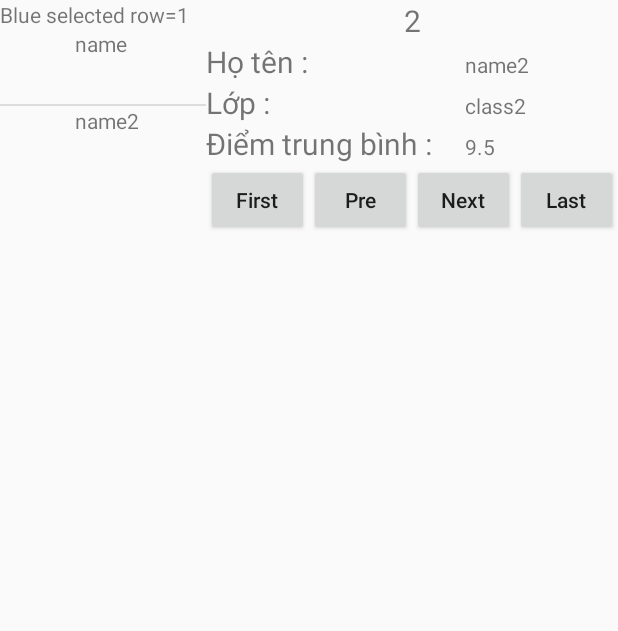
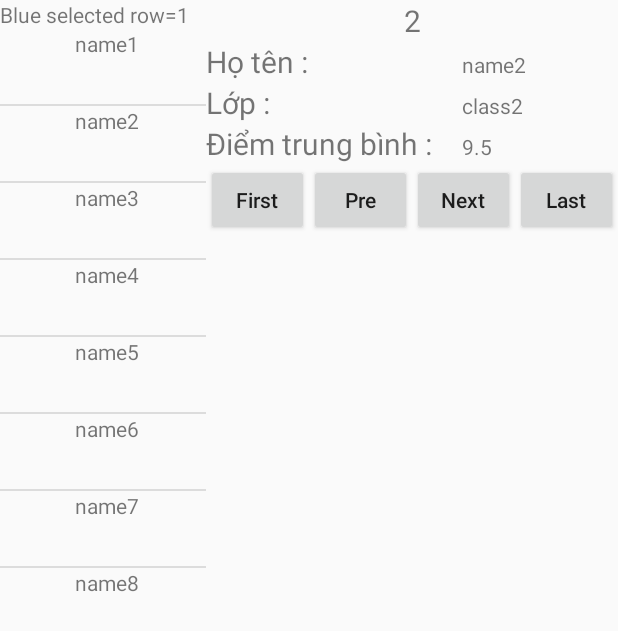
Before and after one commit to nguyenhuynhminhthuan265/BT_Fragment, an Android app: the screen it shows after launch (MainActivity), after a tap on "name2", on a phone screen of 412 x 824 dp. Shown: the top 631 px of the screen. Run offline under Robolectric (Android 15) with nearby library versions, the phone set to English and light mode, and no system bars; 1 other tap on this screen came first.

Commit message:
commit thuan button

```diff
--- a/app/src/main/java/com/example/bt_fragment/FragmentBlue.java
+++ b/app/src/main/java/com/example/bt_fragment/FragmentBlue.java
@@ -23,13 +23,25 @@ public class FragmentBlue extends Fragment {
     String message = "";
     // data to fill-up the ListView
     ArrayList<Student> students = new ArrayList<Student>();
-    Student stu1 = new Student("1","name","class", 9.5f,1);
+    Student stu1 = new Student("1","name1","class", 9.5f,1);
     Student stu2 = new Student("2","name2","class2", 9.5f,2);
+    Student stu3 = new Student("3","name3","class", 9.5f,1);
+    Student stu4 = new Student("4","name4","class2", 9.5f,2);
+    Student stu5 = new Student("5","name5","class", 9.5f,1);
+    Student stu6 = new Student("6","name6","class2", 9.5f,2);
+    Student stu7 = new Student("7","name7","class", 9.5f,1);
+    Student stu8 = new Student("8","name8","class2", 9.5f,2);
 
     public FragmentBlue() {
         main = null;
         students.add(stu1);
         students.add(stu2);
+        students.add(stu3);
+        students.add(stu4);
+        students.add(stu5);
+        students.add(stu6);
+        students.add(stu7);
+        students.add(stu8);
     }
 
     // convenient constructor(accept arguments, copy them to a bundle, binds bundle to fragment)
@@ -72,7 +84,7 @@ public class FragmentBlue extends Fragment {
             @Override
             public void onItemClick(AdapterView<?> parent, View v, int position, long id) {
 
-                main.onMsgFromFragToMain("BLUE-FRAG", students.get(position));
+                main.onMsgFromFragToMain("BLUE-FRAG", students, position);
                 txtBlue.setText("Blue selected row=" + position);
             }
         });
--- a/app/src/main/java/com/example/bt_fragment/FragmentCallback.java
+++ b/app/src/main/java/com/example/bt_fragment/FragmentCallback.java
@@ -1,5 +1,7 @@
 package com.example.bt_fragment;
 
+import java.util.List;
+
 public interface FragmentCallback {
-    public void onMsgFromMainToFragment(Student student);
+    public void onMsgFromMainToFragment(List<Student> students, int position);
 }
--- a/app/src/main/java/com/example/bt_fragment/FragmentRed.java
+++ b/app/src/main/java/com/example/bt_fragment/FragmentRed.java
@@ -11,7 +11,7 @@ import android.widget.LinearLayout;
 import android.widget.TextView;
 
 import java.util.Date;
-
+import java.util.List;
 
 
 public class FragmentRed extends Fragment implements FragmentCallback {
@@ -65,24 +65,79 @@ public class FragmentRed extends Fragment implements FragmentCallback {
         btnNext = (Button) view_layout_red.findViewById(R.id.btnNext);
         btnPre = (Button) view_layout_red.findViewById(R.id.btnPrev);
         btnLast = (Button) view_layout_red.findViewById(R.id.btnLast);
-        btnFirst.setOnClickListener(new View.OnClickListener() {
-            @Override
-            public void onClick(View v) {
-                String redMessage = "Red clock:\n" + new Date().toString();
-                maSo.setText(redMessage);
-                //main.onMsgFromFragToMain("RED-FRAG", redMessage);
-            }
-        });
+
         return view_layout_red;
 
     }
     @Override
-    public void onMsgFromMainToFragment(Student student) {
+    public void onMsgFromMainToFragment(final List<Student> students, final int position) {
 // receiving a message from MainActivity (it may happen at any point in time)
         //txtMaSo.setText("THIS MESSAGE COMES FROM MAIN:" + strValue);
-        maSo.setText(student.get_id());
-        hoTen.setText(student.get_name());
-        lop.setText(student.get_class());
-        diem.setText(String.valueOf(student.get_grade()));
+        maSo.setText(students.get(position).get_id());
+        hoTen.setText(students.get(position).get_name());
+        lop.setText(students.get(position).get_class());
+        diem.setText(String.valueOf(students.get(position).get_grade()));
+        final int size = students.size() - 1;
+        btnFirst.setOnClickListener(new View.OnClickListener() {
+            @Override
+            public void onClick(View v) {
+               // String redMessage = "Red clock:\n" + new Date().toString();
+                //maSo.setText(redMessage);
+                //main.onMsgFromFragToMain("RED-FRAG", redMessage);
+                maSo.setText(students.get(0).get_id());
+                hoTen.setText(students.get(0).get_name());
+                lop.setText(students.get(0).get_class());
+                diem.setText(String.valueOf(students.get(0).get_grade()));
+                onMsgFromMainToFragment(students, 0);
+
+            }
+        });
+        btnLast.setOnClickListener(new View.OnClickListener() {
+            @Override
+            public void onClick(View v) {
+                // String redMessage = "Red clock:\n" + new Date().toString();
+                //maSo.setText(redMessage);
+                //main.onMsgFromFragToMain("RED-FRAG", redMessage);
+                maSo.setText(students.get(size).get_id());
+                hoTen.setText(students.get(size).get_name());
+                lop.setText(students.get(size).get_class());
+                diem.setText(String.valueOf(students.get(size).get_grade()));
+                onMsgFromMainToFragment(students, size);
+
+            }
+        });
+        btnPre.setOnClickListener(new View.OnClickListener() {
+            @Override
+            public void onClick(View v) {
+                // String redMessage = "Red clock:\n" + new Date().toString();
+                //maSo.setText(redMessage);
+                //main.onMsgFromFragToMain("RED-FRAG", redMessage);
+//                maSo.setText(students.get(position-1).get_id());
+//                hoTen.setText(students.get(position-1).get_name());
+//                lop.setText(students.get(position-1).get_class());
+//                diem.setText(String.valueOf(students.get(position-1).get_grade()));
+                if (position>0){
+                    onMsgFromMainToFragment(students, position-1);
+                }
+
+            }
+        });
+
+        btnNext.setOnClickListener(new View.OnClickListener() {
+            @Override
+            public void onClick(View v) {
+                // String redMessage = "Red clock:\n" + new Date().toString();
+                //maSo.setText(redMessage);
+                //main.onMsgFromFragToMain("RED-FRAG", redMessage);
+//                maSo.setText(students.get(position+1).get_id());
+//                hoTen.setText(students.get(position+1).get_name());
+//                lop.setText(students.get(position+1).get_class());
+//                diem.setText(String.valueOf(students.get(position+1).get_grade()));
+                if (position<size){
+                    onMsgFromMainToFragment(students, position+1);
+                }
+
+            }
+        });
     }
 }
--- a/app/src/main/java/com/example/bt_fragment/MainActivity.java
+++ b/app/src/main/java/com/example/bt_fragment/MainActivity.java
@@ -6,6 +6,8 @@ import android.app.FragmentTransaction;
 import android.os.Bundle;
 import android.util.Log;
 import android.widget.Toast;
+
+import java.util.List;
 
 public class MainActivity extends Activity implements MainCallbacks {
     FragmentTransaction ft;
@@ -30,10 +32,10 @@ public class MainActivity extends Activity implements MainCallbacks {
 
 
     @Override
-    public void onMsgFromFragToMain(String sender,Student student) {
+    public void onMsgFromFragToMain(String sender, List<Student> students, int position) {
         // show message arriving to MainActivity
         Toast.makeText(getApplication(),
-                student.toString(), Toast.LENGTH_LONG)
+                students.get(position).toString(), Toast.LENGTH_LONG)
                 .show();
         if (sender.equals("RED-FRAG")) {
 // TODO: if needed, do here something on behalf of the RED fragment
@@ -41,7 +43,7 @@ public class MainActivity extends Activity implements MainCallbacks {
         if (sender.equals("BLUE-FRAG")) {
             try {
 // forward blue-data to redFragment using its callback method
-                redFragment.onMsgFromMainToFragment(student);
+                redFragment.onMsgFromMainToFragment(students, position);
             } catch (Exception e) {
                 Log.e("ERROR", "onStrFromFragToMain " + e.getMessage());
             }
--- a/app/src/main/java/com/example/bt_fragment/MainCallbacks.java
+++ b/app/src/main/java/com/example/bt_fragment/MainCallbacks.java
@@ -1,6 +1,8 @@
 package com.example.bt_fragment;
+
+import java.util.List;
 
 public interface MainCallbacks {
 
-    public void onMsgFromFragToMain (String sender,Student student);
+    public void onMsgFromFragToMain (String sender, List<Student> students, int position);
 }
```
